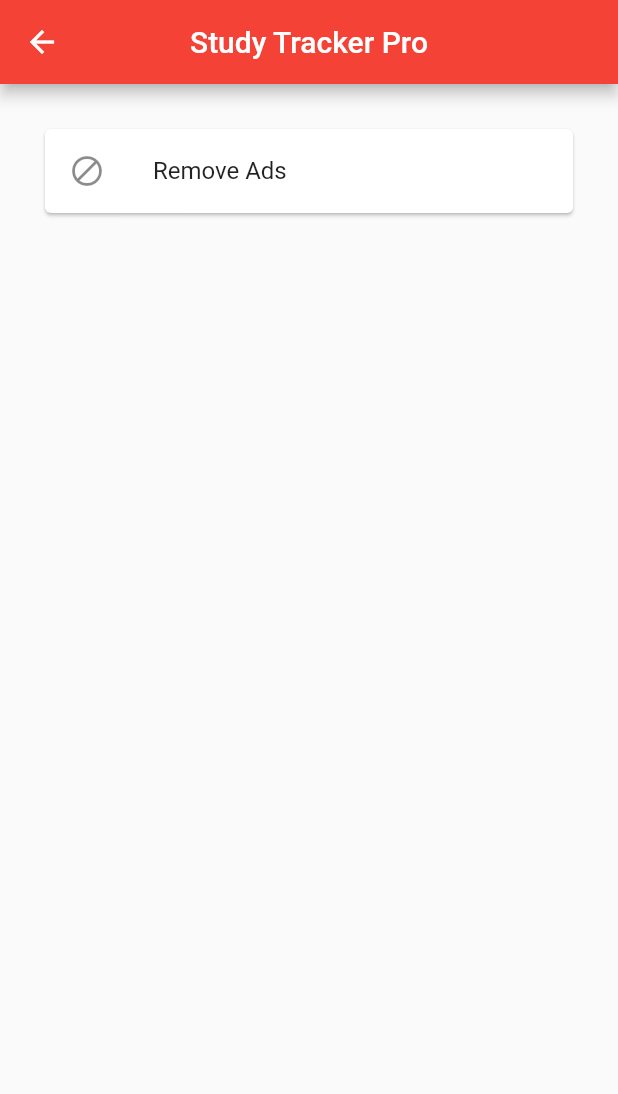
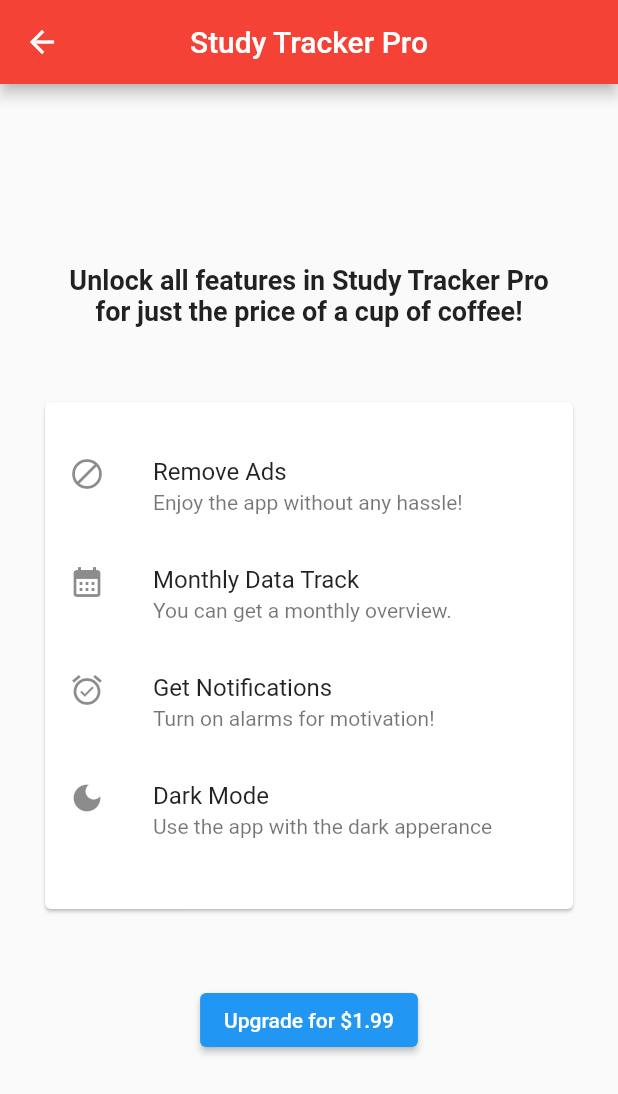
Before and after one commit to soyoungh/HowLongDidIDo_App, a Flutter app: the IAPPage screen opened directly, on a phone screen of 412 x 824 dp. Shown: the top 1094 px of the screen. Run offline on Flutter 3.47's test engine with Material 2 defaults, Android fonts, the light colour scheme and no system bars; our stand-ins replace get, google_mobile_ads; network calls fail.

Commit message:
refactoring before the IAP progress

```diff
--- a/lib/view/in-app-purchase.dart
+++ /dev/null
@@ -1,26 +0,0 @@
-import 'package:flutter/material.dart';
-
-class IAPPage extends StatelessWidget {
-  const IAPPage({super.key});
-
-  @override
-  Widget build(BuildContext context) {
-    return Scaffold(
-        appBar: AppBar(
-          centerTitle: true,
-          title: const Text("Study Tracker Pro"),
-          backgroundColor: Colors.red,
-        ),
-        body: Column(
-          children: const [
-            Card(
-              margin: EdgeInsets.all(30),
-              child: ListTile(
-                title: Text("Remove Ads"),
-                leading: Icon(Icons.block),
-              ),
-            )
-          ],
-        ));
-  }
-}
--- /dev/null
+++ b/lib/view/in_app_purchase.dart
@@ -0,0 +1,64 @@
+import 'package:flutter/material.dart';
+
+class IAPPage extends StatelessWidget {
+  const IAPPage({super.key});
+
+  @override
+  Widget build(BuildContext context) {
+    return Scaffold(
+        appBar: AppBar(
+          centerTitle: true,
+          title: const Text("Study Tracker Pro"),
+          backgroundColor: Colors.red,
+        ),
+        body: Column(
+          mainAxisAlignment: MainAxisAlignment.center,
+          children: [
+            const Text(
+              "Unlock all features in Study Tracker Pro \nfor just the price of a cup of coffee!",
+              style: TextStyle(fontWeight: FontWeight.bold, fontSize: 18),
+              textAlign: TextAlign.center,
+            ),
+            const SizedBox(height: 20),
+            Card(
+              margin: const EdgeInsets.all(30),
+              child: Column(
+                children: const [
+                  SizedBox(
+                    height: 20,
+                  ),
+                  ListTile(
+                    leading: Icon(Icons.block),
+                    title: Text("Remove Ads"),
+                    subtitle: Text("Enjoy the app without any hassle!"),
+                  ),
+                  ListTile(
+                    leading: Icon(Icons.calendar_month),
+                    title: Text("Monthly Data Track"),
+                    subtitle: Text("You can get a monthly overview."),
+                  ),
+                  ListTile(
+                    leading: Icon(Icons.alarm_on),
+                    title: Text("Get Notifications"),
+                    subtitle: Text("Turn on alarms for motivation!"),
+                  ),
+                  ListTile(
+                    leading: Icon(Icons.dark_mode),
+                    title: Text("Dark Mode"),
+                    subtitle: Text("Use the app with the dark apperance"),
+                  ),
+                  SizedBox(
+                    height: 30,
+                  ),
+                ],
+              ),
+            ),
+            const SizedBox(
+              height: 20,
+            ),
+            ElevatedButton(
+                onPressed: () {}, child: const Text("Upgrade for \$1.99"))
+          ],
+        ));
+  }
+}
--- a/lib/view/setting_page.dart
+++ b/lib/view/setting_page.dart
@@ -3,7 +3,7 @@ import 'dart:io';
 import 'package:flutter/material.dart';
 import 'package:get/get.dart';
 import 'package:google_mobile_ads/google_mobile_ads.dart';
-import 'package:howlongdidido_app/view/in-app-purchase.dart';
+import 'package:howlongdidido_app/view/in_app_purchase.dart';
 
 class SettingPage extends StatefulWidget {
   const SettingPage({super.key});
```
Also changed, not shown: lib/view/record_card.dart (added, +45 -0 lines), lib/view/record_list_view.dart (+4 -29 lines).
